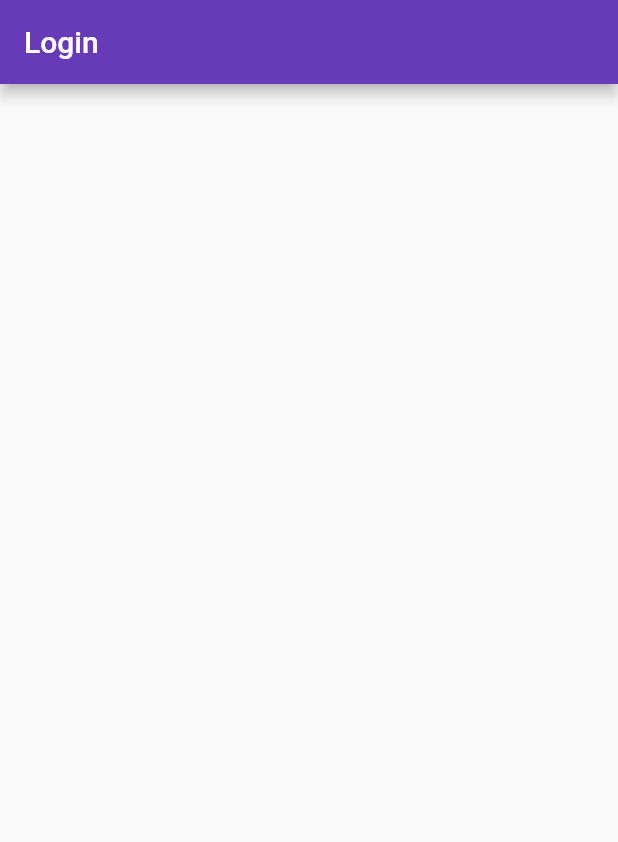
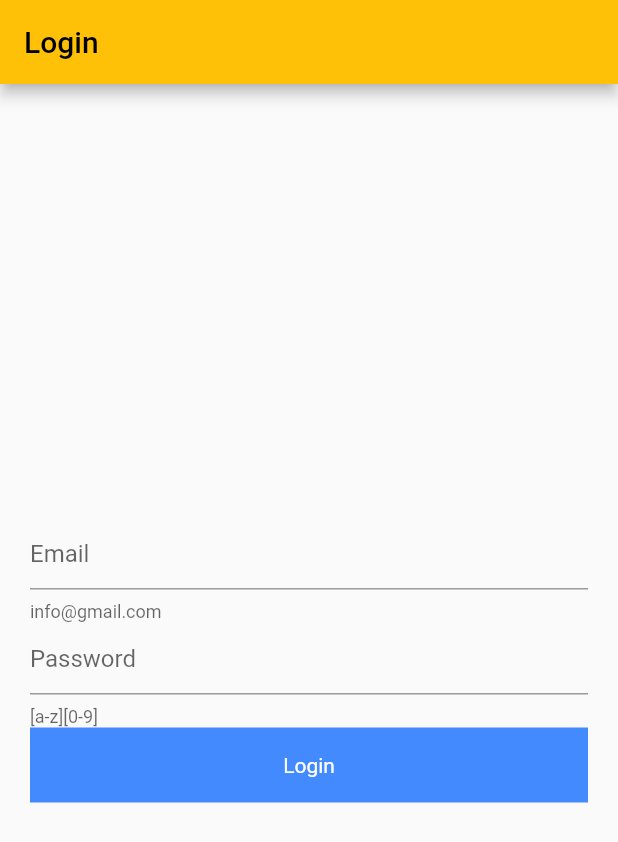
Before and after one commit to Hizar62/Flutter-Firebase, a Flutter app: the screen it shows after launch, on a phone screen of 412 x 824 dp. Shown: the top 842 px of the screen. Run offline on Flutter 3.47's test engine with Material 2 defaults, Android fonts, the phone set to English and light mode, and no system bars; our stand-ins replace firebase_core; accounts and stored records are empty.

Commit message:
Login Screen

```diff
--- a/lib/main.dart
+++ b/lib/main.dart
@@ -20,7 +20,7 @@ class MyApp extends StatelessWidget {
   Widget build(BuildContext context) {
     return MaterialApp(
       debugShowCheckedModeBanner: false,
-      theme: ThemeData(primarySwatch: Colors.deepPurple),
+      theme: ThemeData(primarySwatch: Colors.amber),
       home: const SplashScreen(),
     );
   }
--- a/lib/ui/auth/login_screen.dart
+++ b/lib/ui/auth/login_screen.dart
@@ -1,3 +1,4 @@
+import 'package:firebaselearning/widgets/round_button.dart';
 import 'package:flutter/material.dart';
 
 class LoginScreen extends StatefulWidget {
@@ -8,6 +9,17 @@ class LoginScreen extends StatefulWidget {
 }
 
 class _LoginScreenState extends State<LoginScreen> {
+  final emailController = TextEditingController();
+  final passwordController = TextEditingController();
+
+  @override
+  void initState() {
+    // TODO: implement initState
+    super.initState();
+    emailController.dispose();
+    passwordController.dispose();
+  }
+
   @override
   Widget build(BuildContext context) {
     return Scaffold(
@@ -15,8 +27,34 @@ class _LoginScreenState extends State<LoginScreen> {
         automaticallyImplyLeading: false,
         title: const Text("Login"),
       ),
-      body: const Column(
-        children: [],
+      body: Padding(
+        padding: const EdgeInsets.symmetric(horizontal: 20),
+        child: Center(
+          child: Column(
+            mainAxisAlignment: MainAxisAlignment.center,
+            crossAxisAlignment: CrossAxisAlignment.center,
+            children: [
+              TextFormField(
+                controller: emailController,
+                decoration: const InputDecoration(
+                  hintText: "Email",
+                  helperText: "info@gmail.com",
+                ),
+              ),
+              TextFormField(
+                controller: passwordController,
+                decoration: const InputDecoration(
+                  hintText: "Password",
+                  helperText: "[a-z][0-9]",
+                ),
+              ),
+              RoundButton(
+                title: 'Login',
+                onTap: () {},
+              )
+            ],
+          ),
+        ),
       ),
     );
   }
--- /dev/null
+++ b/lib/widgets/round_button.dart
@@ -0,0 +1,24 @@
+import 'package:flutter/material.dart';
+
+class RoundButton extends StatelessWidget {
+  final String title;
+  final VoidCallback onTap;
+  const RoundButton({super.key, required this.title, required this.onTap});
+
+  @override
+  Widget build(BuildContext context) {
+    return InkWell(
+      onTap: onTap,
+      child: Container(
+        height: 50,
+        decoration: const BoxDecoration(color: Colors.blueAccent),
+        child: Center(
+          child: Text(
+            title,
+            style: TextStyle(color: Colors.white),
+          ),
+        ),
+      ),
+    );
+  }
+}
```
